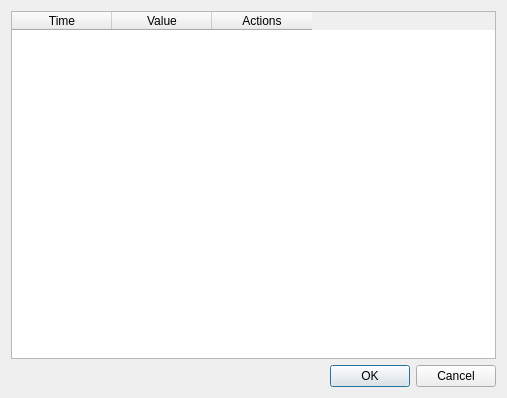
Qt form src/ui/time_series_dialog.ui (IPH-ECO/iph-eco-gui) before a commit.
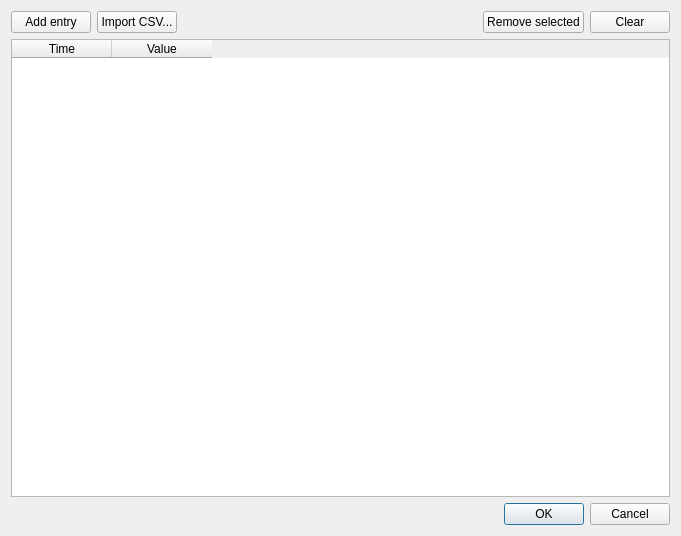
The same form after that commit. Icons and pictures are not drawn.

Commit message: Import CSV in hydrodynamic data

What changed in the file:
```diff
--- a/src/ui/time_series_dialog.ui
+++ b/src/ui/time_series_dialog.ui
@@ -6,14 +6,75 @@
    <rect>
     <x>0</x>
     <y>0</y>
-    <width>507</width>
-    <height>398</height>
+    <width>681</width>
+    <height>536</height>
    </rect>
   </property>
   <property name="windowTitle">
    <string>Time Series</string>
   </property>
   <layout class="QVBoxLayout" name="verticalLayout">
+   <item>
+    <layout class="QHBoxLayout" name="horizontalLayout">
+     <item>
+      <widget class="QPushButton" name="btnAddEntry">
+       <property name="text">
+        <string>Add entry</string>
+       </property>
+       <property name="icon">
+        <iconset resource="../../icons.qrc">
+         <normaloff>:/icons/list-add.png</normaloff>:/icons/list-add.png</iconset>
+       </property>
+      </widget>
+     </item>
+     <item>
+      <widget class="QPushButton" name="btnImportCSV">
+       <property name="text">
+        <string>Import CSV...</string>
+       </property>
+       <property name="icon">
+        <iconset resource="../../icons.qrc">
+         <normaloff>:/icons/application-x-applix-spreadsheet.png</normaloff>:/icons/application-x-applix-spreadsheet.png</iconset>
+       </property>
+      </widget>
+     </item>
+     <item>
+      <spacer name="horizontalSpacer">
+       <property name="orientation">
+        <enum>Qt::Horizontal</enum>
+       </property>
+       <property name="sizeHint" stdset="0">
+        <size>
+         <width>40</width>
+         <height>20</height>
+        </size>
+       </property>
+      </spacer>
+     </item>
+     <item>
+      <widget class="QPushButton" name="btnRemoveSelected">
+       <property name="text">
+        <string>Remove selected</string>
+       </property>
+       <property name="icon">
+        <iconset resource="../../icons.qrc">
+         <normaloff>:/icons/list-delete.png</normaloff>:/icons/list-delete.png</iconset>
+       </property>
+      </widget>
+     </item>
+     <item>
+      <widget class="QPushButton" name="btnClear">
+       <property name="text">
+        <string>Clear</string>
+       </property>
+       <property name="icon">
+        <iconset resource="../../icons.qrc">
+         <normaloff>:/icons/edit-clear-list.png</normaloff>:/icons/edit-clear-list.png</iconset>
+       </property>
+      </widget>
+     </item>
+    </layout>
+   </item>
    <item>
     <widget class="QTableWidget" name="tblTimeSeries">
      <column>
@@ -26,11 +87,6 @@
        <string>Value</string>
       </property>
      </column>
-     <column>
-      <property name="text">
-       <string>Actions</string>
-      </property>
-     </column>
     </widget>
    </item>
    <item>
```
Left out of the diff: 4 changed lines with no effect on the pictures. The commit also changes 6 other files.
